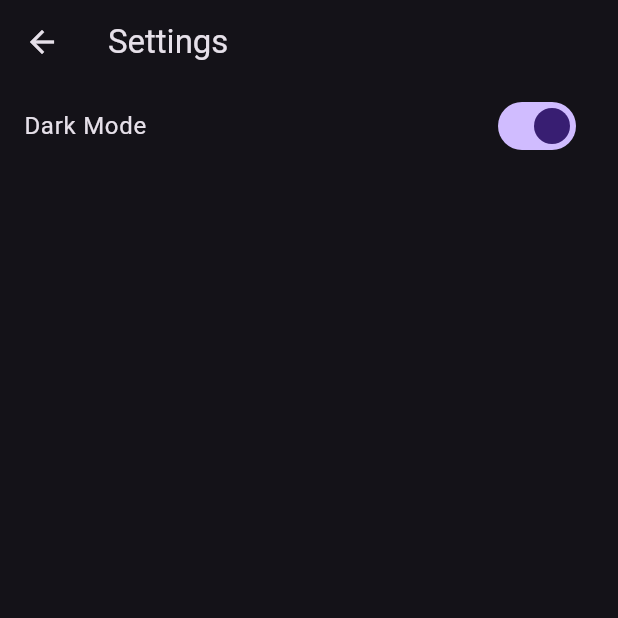
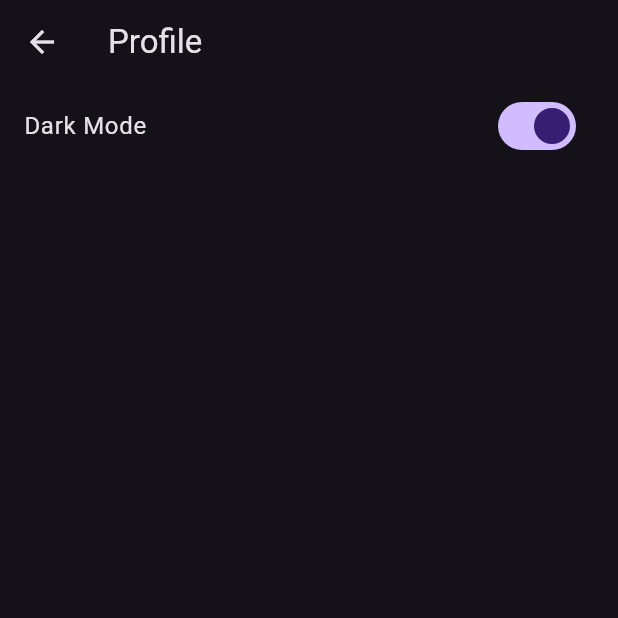
Before and after one commit to PriyaManisha/travellista, a Flutter app: the screen it shows after launch, item 3 of the bottom bar chosen, after a tap on "Dark Mode", on a phone screen of 412 x 824 dp, the top half of it. Run offline on Flutter 3.47's test engine with Material 3 defaults, Android fonts, the phone set to English and light mode, and no system bars; our stand-ins replace chewie, cloud_firestore, firebase_core, firebase_storage, google_maps_flutter, image_picker and 1 more; accounts and stored records are empty.

Commit message:
Changed settings page to profile page placeholder

```diff
--- a/lib/nav_bar.dart
+++ b/lib/nav_bar.dart
@@ -1,5 +1,5 @@
 import 'package:flutter/material.dart';
-import 'package:travellista/settings.dart';
+import 'package:travellista/profile.dart';
 import 'package:travellista/entry_creation_form.dart';
 import 'package:travellista/home_screen_page.dart';
 
@@ -34,7 +34,7 @@ class _NavBarState extends State<NavBar> {
       case 2:
       // Navigate to Settings
         Navigator.of(context).push(
-            MaterialPageRoute(builder: (context) => const SettingsPage())
+            MaterialPageRoute(builder: (context) => const ProfilePage())
         );
         break;
     }
@@ -55,8 +55,8 @@ class _NavBarState extends State<NavBar> {
           label: 'Create',
         ),
         BottomNavigationBarItem(
-          icon: Icon(Icons.settings),
-          label: 'Settings',
+          icon: Icon(Icons.person),
+          label: 'Profile',
         ),
       ],
     );
--- /dev/null
+++ b/lib/profile.dart
@@ -0,0 +1,31 @@
+import 'package:flutter/material.dart';
+import 'package:travellista/util/theme_manager.dart';
+
+class ProfilePage extends StatelessWidget {
+  const ProfilePage({super.key});
+
+  @override
+  Widget build(BuildContext context) {
+    return Scaffold(
+      appBar: AppBar(
+        title: const Text('Profile'),
+      ),
+      body: ListView(
+        children: [
+          ValueListenableBuilder<ThemeMode>(
+            valueListenable: ThemeManager.themeNotifier,
+            builder: (context, currentTheme, child) {
+              return SwitchListTile(
+                title: const Text('Dark Mode'),
+                value: currentTheme == ThemeMode.dark,
+                onChanged: (value) {
+                  ThemeManager.toggleTheme();
+                },
+              );
+            },
+          ),
+        ],
+      ),
+    );
+  }
+}
```
